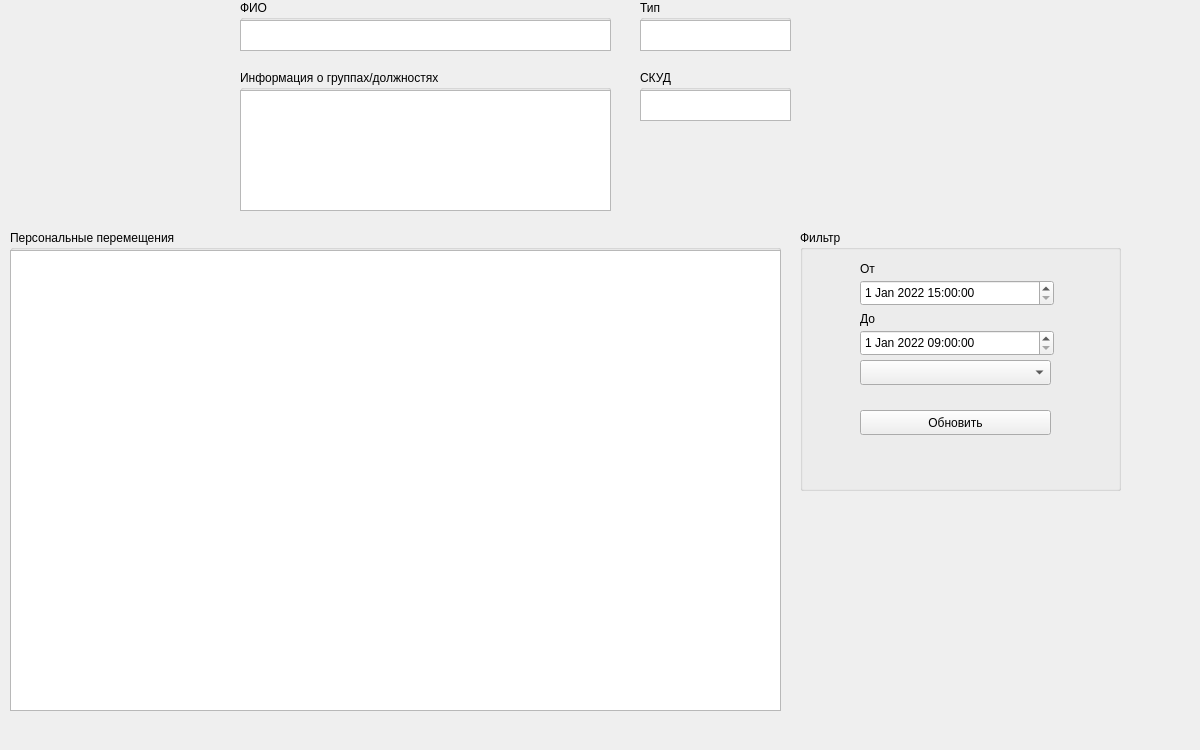
Above: widgets/personal_movement_modal/ui_personal_movement_modal.ui from lxndrrud/barriers-desktop-py before the change. Below: the same form after it.
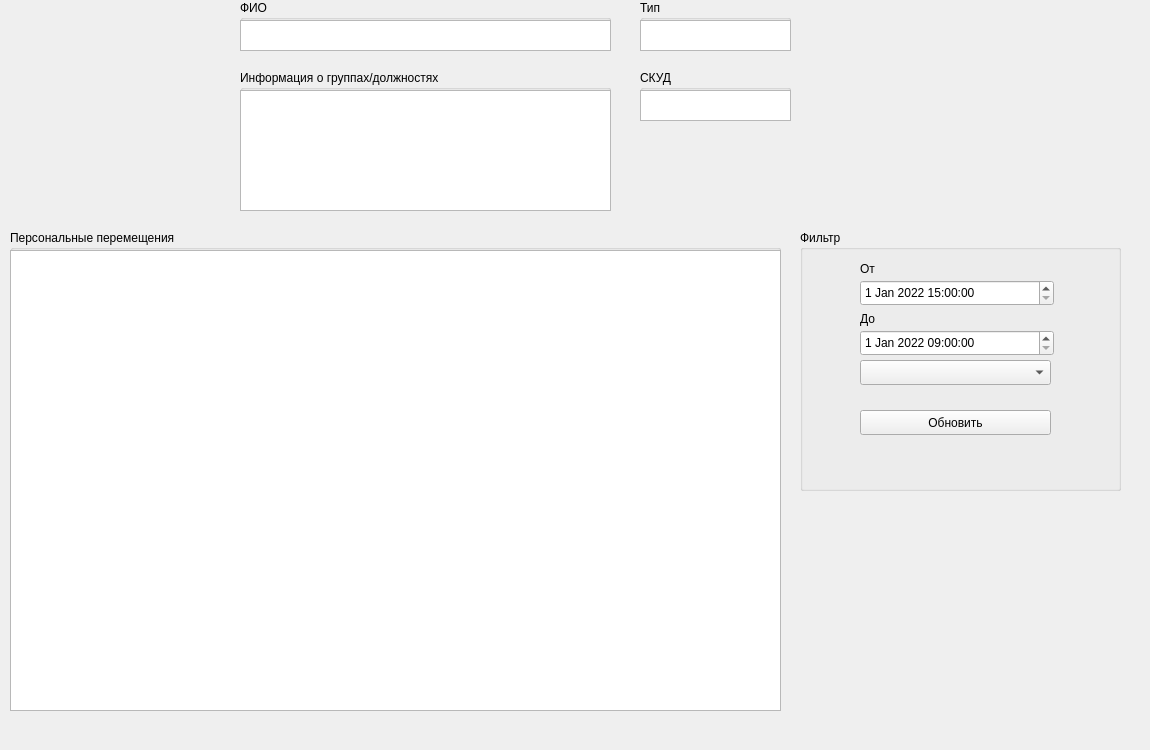
That is the form after the change.

The edit to the form file:
```diff
--- a/widgets/personal_movement_modal/ui_personal_movement_modal.ui
+++ b/widgets/personal_movement_modal/ui_personal_movement_modal.ui
@@ -6,10 +6,22 @@
    <rect>
     <x>0</x>
     <y>0</y>
-    <width>1200</width>
+    <width>1150</width>
     <height>750</height>
    </rect>
   </property>
+  <property name="minimumSize">
+   <size>
+    <width>1150</width>
+    <height>750</height>
+   </size>
+  </property>
+  <property name="maximumSize">
+   <size>
+    <width>1150</width>
+    <height>750</height>
+   </size>
+  </property>
   <property name="windowTitle">
    <string>Информация о человеке</string>
   </property>
```
Left out of the diff: 6 changed lines with no effect on the pictures.
